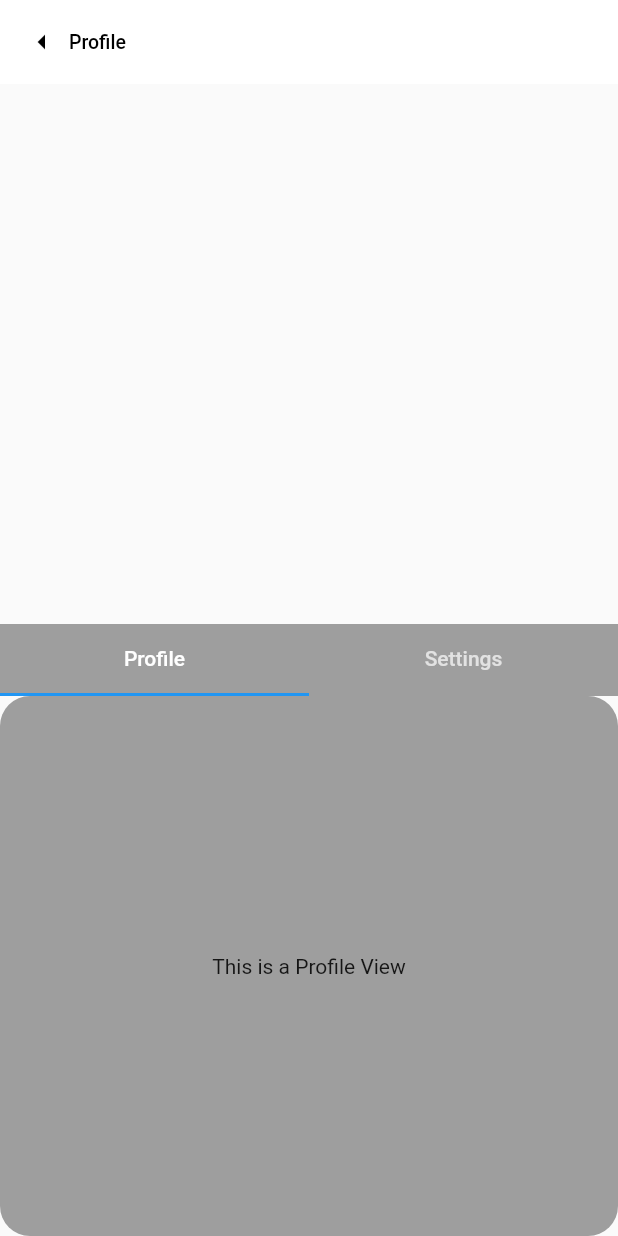
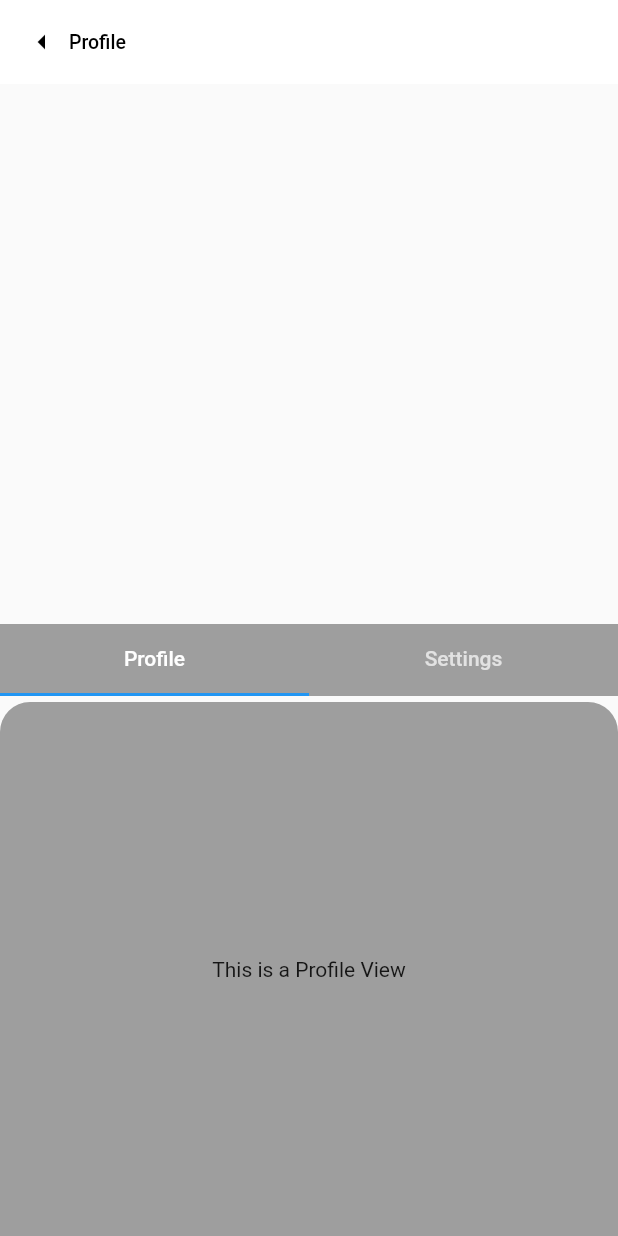
Before and after one commit to Clement-Mest/mest-kitchen-app, a Flutter app: the SettingsPage screen opened directly with empty values, on a phone screen of 412 x 824 dp. Run offline on Flutter 3.47's test engine with Material 2 defaults, Android fonts, the light colour scheme and no system bars.

Commit message:
modified structure with edges

```diff
--- a/lib/screens/settings_and_profile/settings_page.dart
+++ b/lib/screens/settings_and_profile/settings_page.dart
@@ -53,10 +53,11 @@ class _SettingsPageState extends State<SettingsPage>
           //Top is where the
           Expanded(
               child: Column(
-
                   //image and button under goes here
                   )),
-          Container(
+          Padding(
+            padding: const EdgeInsets.only(top: 4.0, bottom: 4.0),
+            child: Container(
               decoration: new BoxDecoration(color: Colors.grey),
               child: new TabBar(
                 controller: _controller,
@@ -70,6 +71,7 @@ class _SettingsPageState extends State<SettingsPage>
                 ],
               ),
             ),
+          ),
           new Expanded(
             child: new TabBarView(
               controller: _controller,
@@ -78,20 +80,28 @@ class _SettingsPageState extends State<SettingsPage>
                 Container(
                     decoration: new BoxDecoration(
                         color: Colors.grey,
-                        borderRadius: BorderRadius.all(Radius.circular(20))),
+                        borderRadius: new BorderRadius.only(
+                          topLeft: const Radius.circular(20.0),
+                          topRight: const Radius.circular(20.0),
+                        )),
                     child: Column(
                       mainAxisAlignment: MainAxisAlignment.center,
                       children: [
-                        //The containers for profile go in here
+                        //The widgets for profile go in here
                         Text("This is a Profile View")
                       ],
                     )),
                 Container(
-                    decoration: new BoxDecoration(color: Colors.grey),
+                    decoration: new BoxDecoration(
+                        color: Colors.grey,
+                        borderRadius: new BorderRadius.only(
+                          topLeft: const Radius.circular(20.0),
+                          topRight: const Radius.circular(20.0),
+                        )),
                     child: Column(
                       mainAxisAlignment: MainAxisAlignment.center,
                       children: [
-                        //The containers for profile go in here
+                        //The widgets for profile go in here
                         Text("This is a Settings View")
                       ],
                     )),
```
Lines whose indentation alone changed are shown as unchanged.
